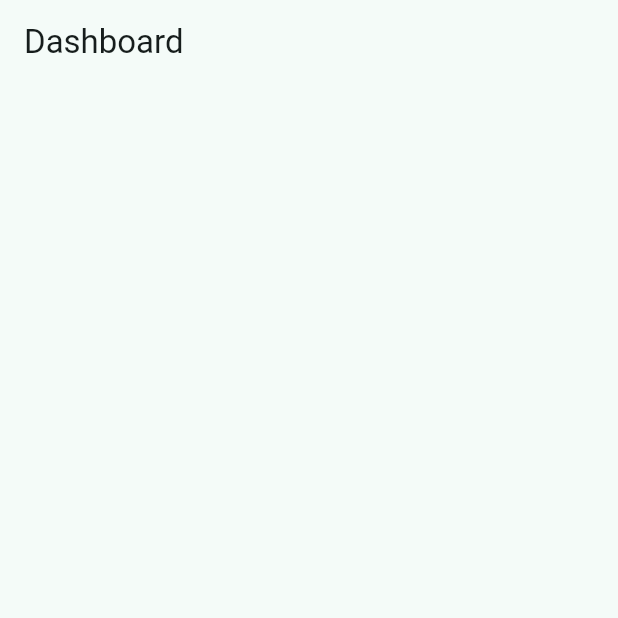
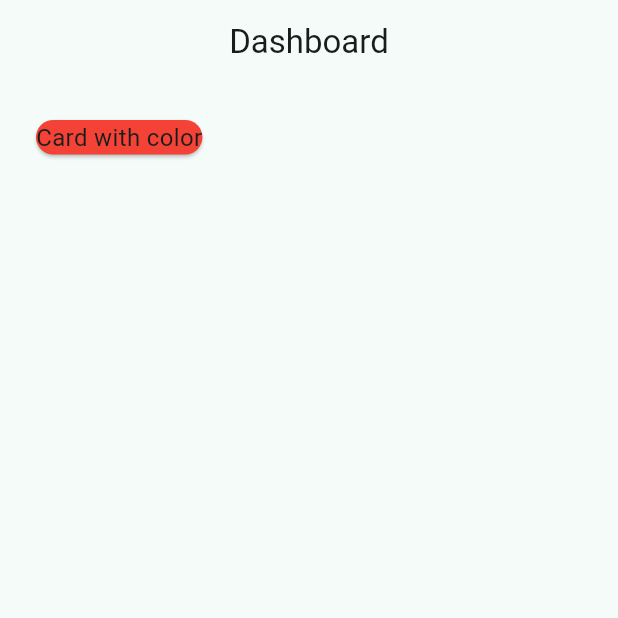
Before and after one commit to IlhamMaulana13/week8-Card-Container, a Flutter app: the screen it shows after launch, on a phone screen of 412 x 824 dp, the top half of it. Run offline on Flutter 3.47's test engine with Material 3 defaults, Android fonts, the phone set to English and light mode, and no system bars.

Commit message:
Menambahkan card pertama

```diff
--- a/lib/pages/latihan_card.dart
+++ b/lib/pages/latihan_card.dart
@@ -9,15 +9,24 @@ class MyCard extends StatelessWidget {
       appBar: AppBar(
         title: const Text("Dashboard"),
         actions: const [],
+        centerTitle: true,
       ),
       body: SingleChildScrollView(
         child: Container(
           padding: const EdgeInsets.all(20.0),
           child: const Column(
-                  children: [],
+            children: [
+              Card(
+                color: Colors.red,
+                child: Text(
+                  "Card with color",
+                  style: TextStyle(fontSize: 16.0),
+                ),
+              ),
+            ],
           ),
         ),
       ),
-          );();
+    );
   }
 }
```
Lines whose indentation alone changed are shown as unchanged.
